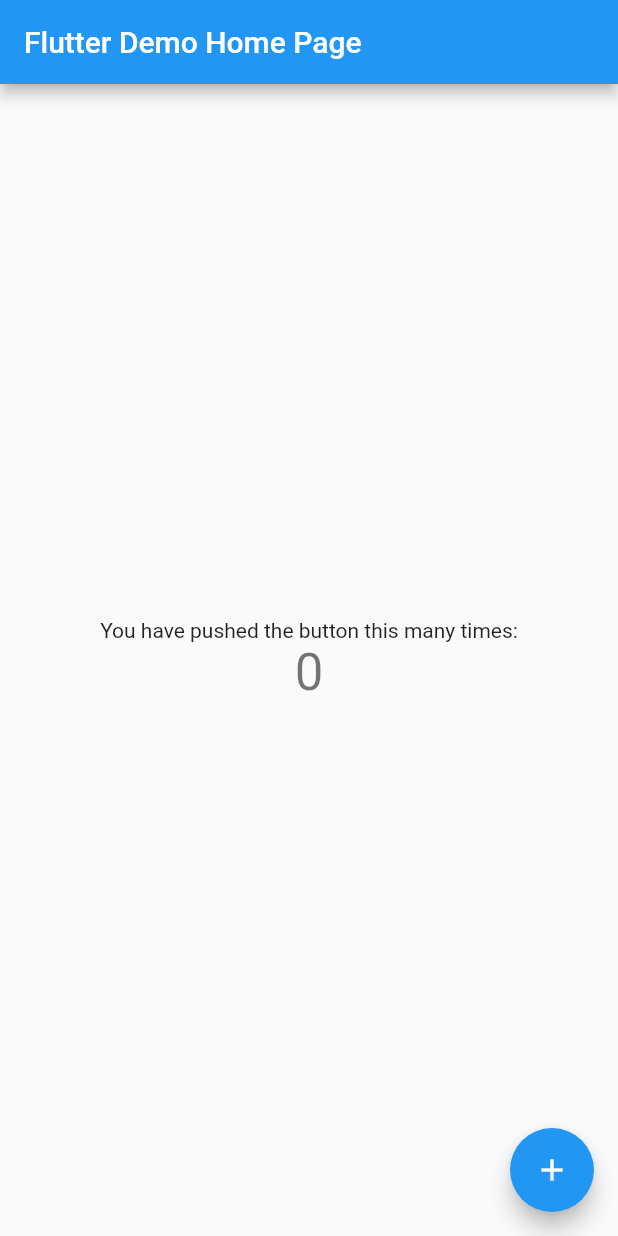
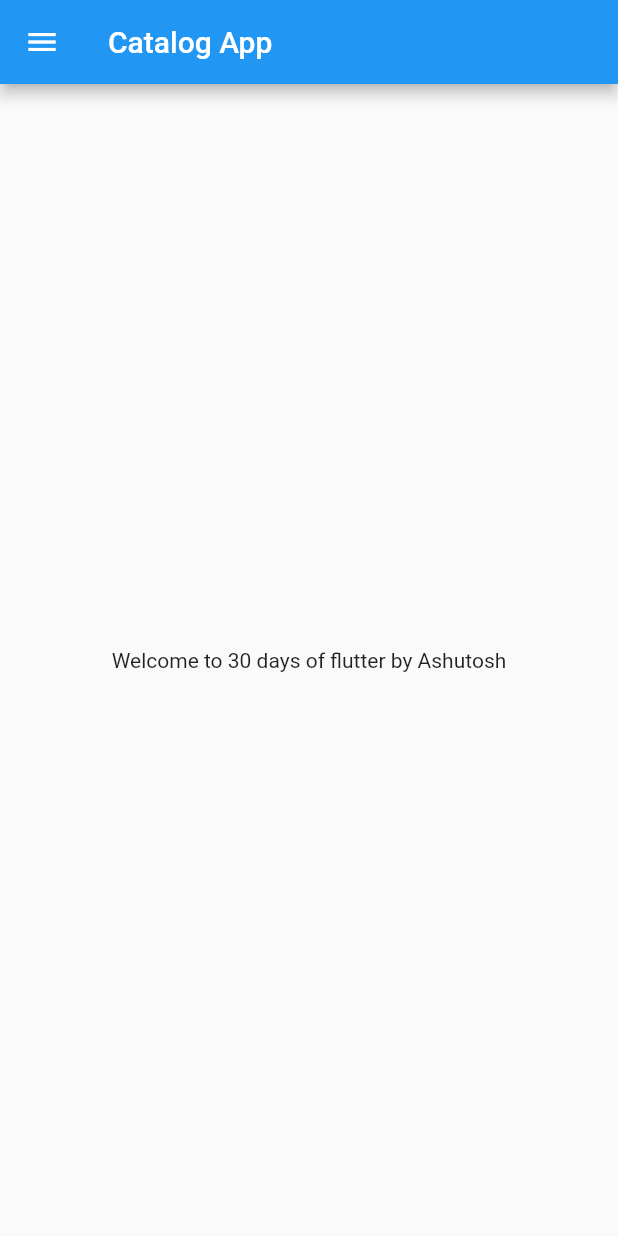
Before and after one commit to Ashutosh-Rana/Flutter, a Flutter app: the screen it shows after launch, on a phone screen of 412 x 824 dp. Run offline on Flutter 3.47's test engine with Material 2 defaults, Android fonts, the phone set to English and light mode, and no system bars.

Commit message:
day 2 completed

```diff
--- /dev/null
+++ b/lib/home_page.dart
@@ -0,0 +1,20 @@
+import 'package:flutter/material.dart';
+
+class HomePage extends StatelessWidget {
+  final int days = 30;
+  final String name = "Ashutosh";
+  @override
+  Widget build(BuildContext context) {
+    return Scaffold(
+      appBar: AppBar(
+        title: Text("Catalog App"),
+      ),
+      body: Center(
+        child: Container(
+          child: Text("Welcome to $days days of flutter by $name"),
+        ),
+      ),
+      drawer: Drawer(),
+    );
+  }
+}
--- a/lib/main.dart
+++ b/lib/main.dart
@@ -1,115 +1,17 @@
+import 'package:first_app/home_page.dart';
 import 'package:flutter/material.dart';
 
 void main() {
-  runApp(const MyApp());
+  runApp(MyApp());
 }
 
 class MyApp extends StatelessWidget {
-  const MyApp({Key? key}) : super(key: key);
 
   // This widget is the root of your application.
   @override
   Widget build(BuildContext context) {
     return MaterialApp(
-      title: 'Flutter Demo',
-      theme: ThemeData(
-        // This is the theme of your application.
-        //
-        // Try running your application with "flutter run". You'll see the
-        // application has a blue toolbar. Then, without quitting the app, try
-        // changing the primarySwatch below to Colors.green and then invoke
-        // "hot reload" (press "r" in the console where you ran "flutter run",
-        // or simply save your changes to "hot reload" in a Flutter IDE).
-        // Notice that the counter didn't reset back to zero; the application
-        // is not restarted.
-        primarySwatch: Colors.blue,
-      ),
-      home: const MyHomePage(title: 'Flutter Demo Home Page'),
+      home: HomePage(),
     );
   }
 }
-
-class MyHomePage extends StatefulWidget {
-  const MyHomePage({Key? key, required this.title}) : super(key: key);
-
-  // This widget is the home page of your application. It is stateful, meaning
-  // that it has a State object (defined below) that contains fields that affect
-  // how it looks.
-
-  // This class is the configuration for the state. It holds the values (in this
-  // case the title) provided by the parent (in this case the App widget) and
-  // used by the build method of the State. Fields in a Widget subclass are
-  // always marked "final".
-
-  final String title;
-
-  @override
-  State<MyHomePage> createState() => _MyHomePageState();
-}
-
-class _MyHomePageState extends State<MyHomePage> {
-  int _counter = 0;
-
-  void _incrementCounter() {
-    setState(() {
-      // This call to setState tells the Flutter framework that something has
-      // changed in this State, which causes it to rerun the build method below
-      // so that the display can reflect the updated values. If we changed
-      // _counter without calling setState(), then the build method would not be
-      // called again, and so nothing would appear to happen.
-      _counter += 8;
-    });
-  }
-
-  @override
-  Widget build(BuildContext context) {
-    // This method is rerun every time setState is called, for instance as done
-    // by the _incrementCounter method above.
-    //
-    // The Flutter framework has been optimized to make rerunning build methods
-    // fast, so that you can just rebuild anything that needs updating rather
-    // than having to individually change instances of widgets.
-    return Scaffold(
-      appBar: AppBar(
-        // Here we take the value from the MyHomePage object that was created by
-        // the App.build method, and use it to set our appbar title.
-        title: Text(widget.title),
-      ),
-      body: Center(
-        // Center is a layout widget. It takes a single child and positions it
-        // in the middle of the parent.
-        child: Column(
-          // Column is also a layout widget. It takes a list of children and
-          // arranges them vertically. By default, it sizes itself to fit its
-          // children horizontally, and tries to be as tall as its parent.
-          //
-          // Invoke "debug painting" (press "p" in the console, choose the
-          // "Toggle Debug Paint" action from the Flutter Inspector in Android
-          // Studio, or the "Toggle Debug Paint" command in Visual Studio Code)
-          // to see the wireframe for each widget.
-          //
-          // Column has various properties to control how it sizes itself and
-          // how it positions its children. Here we use mainAxisAlignment to
-          // center the children vertically; the main axis here is the vertical
-          // axis because Columns are vertical (the cross axis would be
-          // horizontal).
-          mainAxisAlignment: MainAxisAlignment.center,
-          children: <Widget>[
-            const Text(
-              'You have pushed the button this many times:',
-            ),
-            Text(
-              '$_counter',
-              style: Theme.of(context).textTheme.headline4,
-            ),
-          ],
-        ),
-      ),
-      floatingActionButton: FloatingActionButton(
-        onPressed: _incrementCounter,
-        tooltip: 'Increment',
-        child: const Icon(Icons.add),
-      ), // This trailing comma makes auto-formatting nicer for build methods.
-    );
-  }
-}
```
